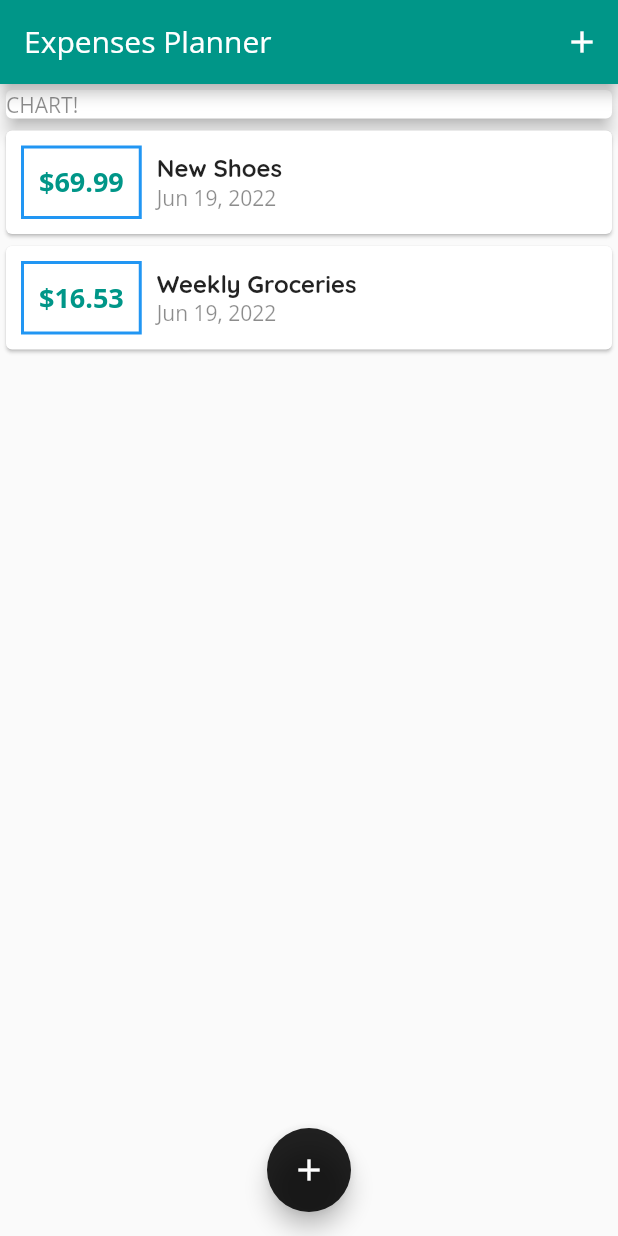
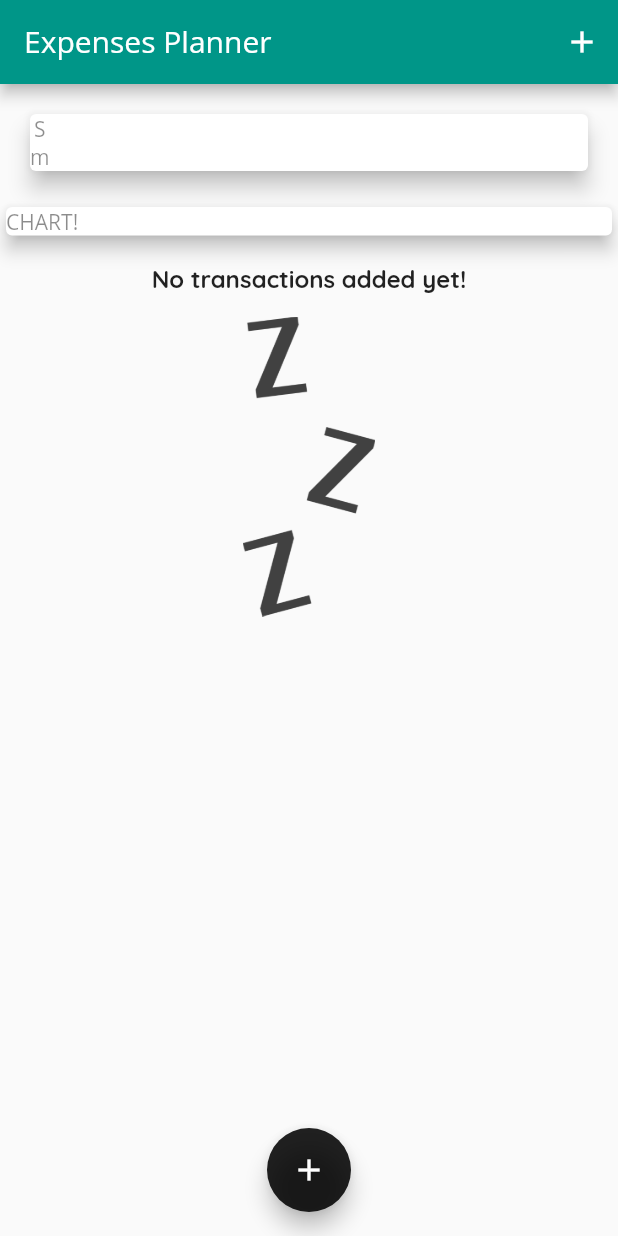
Before and after one commit to GrafSoul/expenses-planner-flutter, a Flutter app: the screen it shows after launch, on a phone screen of 412 x 824 dp. Run offline on Flutter 3.47's test engine with Material 2 defaults, Android fonts, the phone set to English and light mode, and no system bars.

Commit message:
feat: Added Chart wigget

```diff
--- a/lib/main.dart
+++ b/lib/main.dart
@@ -2,6 +2,7 @@ import 'package:flutter/material.dart';
 
 import './widgets/new_transaction.dart';
 import './widgets/transaction_list.dart';
+import './widgets/chart.dart';
 
 import './models/transaction.dart';
 
@@ -14,8 +15,10 @@ class MyApp extends StatelessWidget {
   Widget build(BuildContext context) {
     return MaterialApp(
       title: 'Expenses Planner',
+
       theme: ThemeData(
         fontFamily: 'OpenSans',
+        primaryColor: Colors.teal,
         appBarTheme: AppBarTheme(
           toolbarTextStyle: ThemeData.light().textTheme.copyWith(
             headline1: const TextStyle(
@@ -58,18 +61,18 @@ class MyHomePage extends StatefulWidget {
 
 class _MyHomePageState extends State<MyHomePage> {
   final List<Transaction> _userTransactions = [
-    Transaction(
-      id: 't1',
-      title: 'New Shoes',
-      amount: 69.99,
-      date: DateTime.now(),
-    ),
-    Transaction(
-      id: 't2',
-      title: 'Weekly Groceries',
-      amount: 16.53,
-      date: DateTime.now(),
-    ),
+    // Transaction(
+    //   id: 't1',
+    //   title: 'New Shoes',
+    //   amount: 69.99,
+    //   date: DateTime.now(),
+    // ),
+    // Transaction(
+    //   id: 't2',
+    //   title: 'Weekly Groceries',
+    //   amount: 16.53,
+    //   date: DateTime.now(),
+    // ),
   ];
 
   void _addNewTransaction(String txTitle, double txAmount) {
@@ -112,6 +115,7 @@ class _MyHomePageState extends State<MyHomePage> {
       ),
       body: SingleChildScrollView(
         child: Column(children: [
+          Chart(_userTransactions),
           const SizedBox(
             width: double.infinity,
             child: Card(
--- /dev/null
+++ b/lib/widgets/chart.dart
@@ -0,0 +1,45 @@
+import 'package:flutter/material.dart';
+import 'package:intl/intl.dart';
+
+import '../models/transaction.dart';
+
+class Chart extends StatelessWidget {
+  final List<Transaction> recentTransactions;
+
+  const Chart(this.recentTransactions, {Key? key}) : super(key: key);
+
+  List<Map<String, Object>> get groupedTransactionViews {
+    return List.generate(7, (index) {
+      final weekDay = DateTime.now().subtract(Duration(days: index));
+      var totalSum = 0.0;
+
+      for (var i = 0; i < recentTransactions.length; i++) {
+        if (recentTransactions[i].date.day == weekDay.day &&
+            recentTransactions[i].date.month == weekDay.month &&
+            recentTransactions[i].date.year == weekDay.year) {
+          totalSum += recentTransactions[i].amount;
+        }
+      }
+
+      print(DateFormat.E(weekDay));
+      print(totalSum);
+
+      return {'day': DateFormat.E(weekDay), 'amount': totalSum};
+    });
+  }
+
+  @override
+  Widget build(BuildContext context) {
+    return Card(
+      elevation: 6,
+      margin: const EdgeInsets.all(20),
+      child: Row(
+        children: <Widget>[
+          Column(
+            children: const <Widget>[Text('S'), Text('m')],
+          )
+        ],
+      ),
+    );
+  }
+}
--- a/lib/widgets/transaction_list.dart
+++ b/lib/widgets/transaction_list.dart
@@ -12,7 +12,25 @@ class TransactionList extends StatelessWidget {
   Widget build(BuildContext context) {
     return SizedBox(
       height: 300,
-      child: ListView.builder(
+      child: transactions.isEmpty
+          ? Column(
+              children: <Widget>[
+                const SizedBox(height: 15,),
+                Text(
+                  'No transactions added yet!',
+                  style: Theme.of(context).textTheme.bodyText1,
+                ),
+               const SizedBox(height: 15,),
+               SizedBox(
+                  height: 200,
+                  child:Image.asset(
+                    'assets/images/waiting.png',
+                    fit: BoxFit.cover,
+                  ),
+                ),
+              ],
+            )
+          : ListView.builder(
               itemBuilder: (ctx, index) {
                 return Card(
                   child: Row(
@@ -43,7 +61,8 @@ class TransactionList extends StatelessWidget {
                               style: Theme.of(context).textTheme.bodyText1,
                             ),
                             Text(
-                        DateFormat.yMMMd().format(transactions[index].date),
+                              DateFormat.yMMMd()
+                                  .format(transactions[index].date),
                               style: Theme.of(context).textTheme.bodyText2,
                             ),
                           ]),
--- a/pubspec.yaml
+++ b/pubspec.yaml
@@ -57,8 +57,8 @@ flutter:
   uses-material-design: true
 
   # To add assets to your application, add an assets section, like this:
-  # assets:
-  #   - images/a_dot_burr.jpeg
+  assets:
+    - assets/images/waiting.png
   #   - images/a_dot_ham.jpeg
 
   # An image asset can refer to one or more resolution-specific "variants", see
```
Also changed, not shown: assets/images/waiting.png (added). Lines whose indentation alone changed are shown as unchanged.
